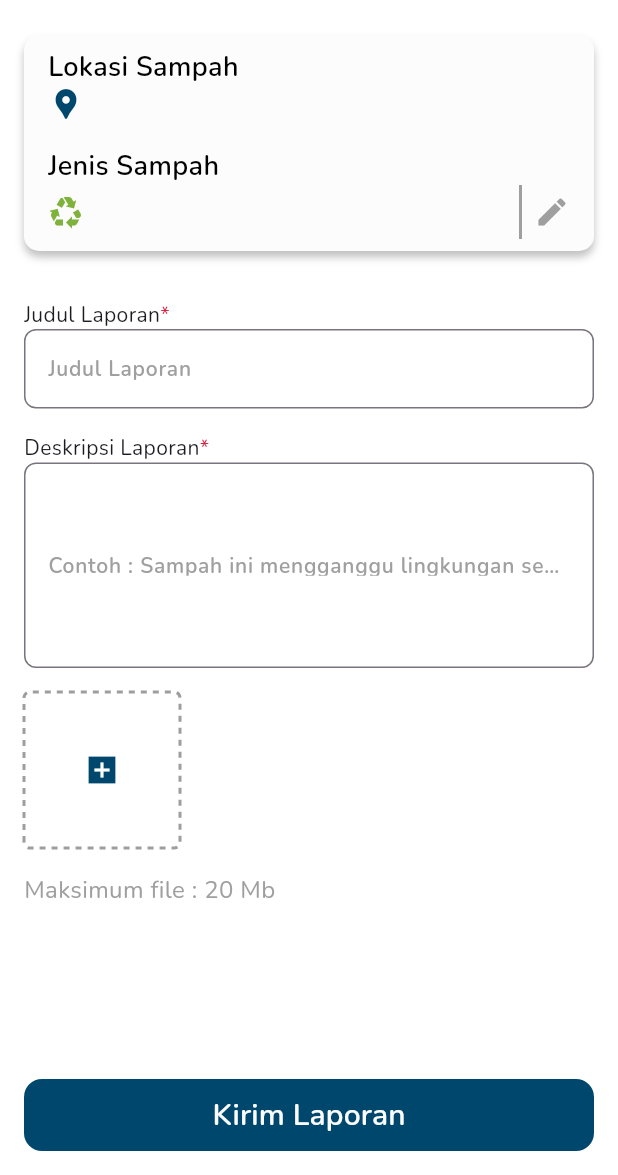
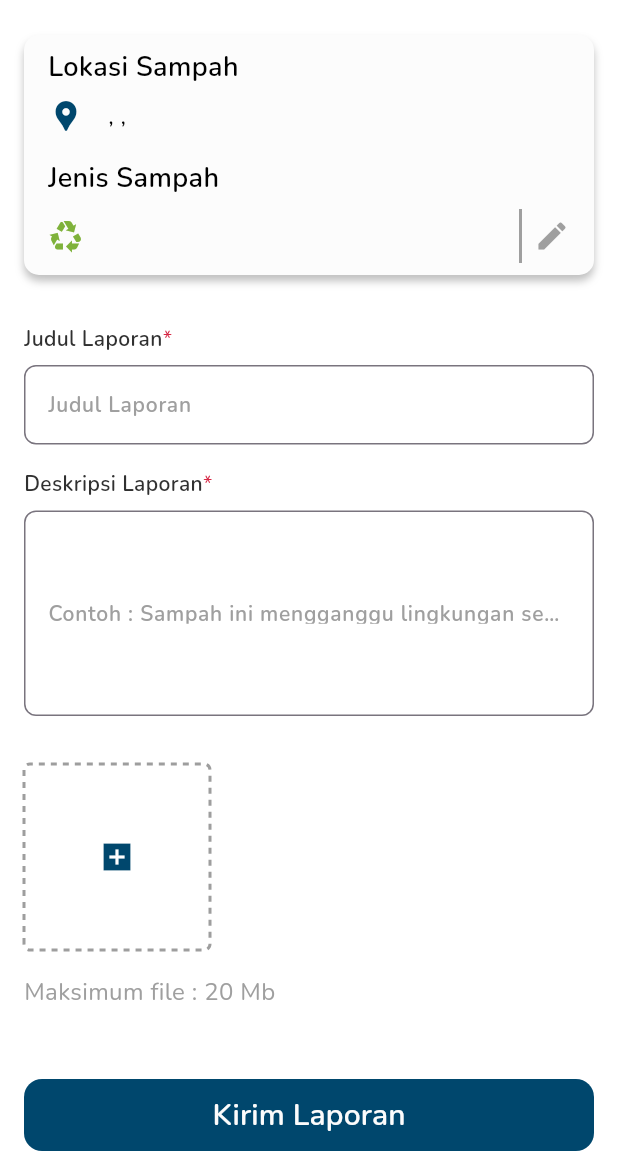
Before and after one commit to RECYTHNG/flutter_recything, a Flutter app: the ReportLitterScreen screen opened directly, on a phone screen of 412 x 824 dp, the part 61-1236 px from its top. Run offline on Flutter 3.47's test engine with Material 3 defaults, Android fonts, the phone set to English and light mode, and no system bars; drawn by our look-alikes of dotted_border; our stand-ins replace awesome_snackbar_content, cached_network_image, carousel_slider, contained_tab_bar_view, dash_chat_2, dio and 14 more; missing offline and left inert: carousel_indicator_simple, horizontal_stepper_flutter; accounts and stored records are empty; project files that could hold a hidden picture were left out.

Commit message:
fix: font and slicing in report littering

```diff
--- a/recything_application/lib/screens/report_litter/report_litter_screen.dart
+++ b/recything_application/lib/screens/report_litter/report_litter_screen.dart
@@ -25,6 +25,8 @@ class ReportLitterScreen extends StatefulWidget {
 class ReportLitterScreenState extends State<ReportLitterScreen> {
   final ReportLitterController litterController = Get.find();
   final MapLitterController mapLitterController = Get.find();
+  bool isTitleEmpty = false;
+  bool isDescriptionEmpty = false;
 
   @override
   void initState() {
@@ -38,13 +40,13 @@ class ReportLitterScreenState extends State<ReportLitterScreen> {
     );
   }
 
-  Future<void> _pickMedia(bool isImage) async {
-    await litterController.pickImage();
-  }
-
   void _showConfirmationSheet() {
-    if (litterController.title.value.isEmpty ||
-        litterController.condition.value.isEmpty ||
+    setState(() {
+      isTitleEmpty = litterController.title.value.isEmpty;
+      isDescriptionEmpty = litterController.condition.value.isEmpty;
+    });
+    if (isTitleEmpty ||
+        isDescriptionEmpty ||
         litterController.imageFiles.isEmpty) {
       Get.snackbar(
         '',
@@ -173,7 +175,9 @@ class ReportLitterScreenState extends State<ReportLitterScreen> {
                             'Lokasi Sampah',
                             style: TextStyleConstant.semiboldTitle,
                           ),
+                          SpacingConstant.verticalSpacing100,
                           Row(
+                            crossAxisAlignment: CrossAxisAlignment.center,
                             children: [
                               const Icon(
                                 Icons.location_pin,
@@ -182,8 +186,10 @@ class ReportLitterScreenState extends State<ReportLitterScreen> {
                               SpacingConstant.horizontalSpacing200,
                               Flexible(
                                 child: Obx(() => Text(
-                                      litterController.address.value,
+                                      '${litterController.address.value}, ${litterController.city.value}, ${litterController.province.value}',
                                       softWrap: true,
+                                      maxLines: 2,
+                                      overflow: TextOverflow.ellipsis,
                                       style: TextStyleConstant.regularSubtitle,
                                     )),
                               ),
@@ -194,6 +200,7 @@ class ReportLitterScreenState extends State<ReportLitterScreen> {
                             'Jenis Sampah',
                             style: TextStyleConstant.semiboldTitle,
                           ),
+                          SpacingConstant.verticalSpacing100,
                           Row(
                             mainAxisAlignment: MainAxisAlignment.spaceBetween,
                             children: [
@@ -234,10 +241,17 @@ class ReportLitterScreenState extends State<ReportLitterScreen> {
                       ),
                     ),
                     SpacingConstant.verticalSpacing400,
-                    const Row(
+                    Row(
                       children: [
-                        Text('Judul Laporan'),
                         Text(
+                          'Judul Laporan',
+                          style: TextStyleConstant.semiboldParagraph.copyWith(
+                            color: isTitleEmpty
+                                ? ColorConstant.dangerColor500
+                                : ColorConstant.netralColor900,
+                          ),
+                        ),
+                        const Text(
                           '*',
                           style: TextStyle(
                             color: ColorConstant.dangerColor500,
@@ -245,18 +259,32 @@ class ReportLitterScreenState extends State<ReportLitterScreen> {
                         ),
                       ],
                     ),
+                    SpacingConstant.verticalSpacing100,
                     CustomTextFieldWidget(
                       label: 'Judul Laporan',
                       hint: 'Contoh: Sampah Pinggir Jalan',
                       isFloatingLabel: false,
-                      onChanged: (value) =>
-                          litterController.title.value = value,
+                      onChanged: (value) {
+                        litterController.title.value = value;
+                        if (value.isNotEmpty) {
+                          setState(() {
+                            isTitleEmpty = false;
+                          });
+                        }
+                      },
                     ),
                     SpacingConstant.verticalSpacing200,
-                    const Row(
+                    Row(
                       children: [
-                        Text('Deskripsi Laporan'),
                         Text(
+                          'Deskripsi Laporan',
+                          style: TextStyleConstant.semiboldParagraph.copyWith(
+                            color: isDescriptionEmpty
+                                ? ColorConstant.dangerColor500
+                                : ColorConstant.netralColor900,
+                          ),
+                        ),
+                        const Text(
                           '*',
                           style: TextStyle(
                             color: ColorConstant.dangerColor500,
@@ -264,22 +292,29 @@ class ReportLitterScreenState extends State<ReportLitterScreen> {
                         ),
                       ],
                     ),
+                    SpacingConstant.verticalSpacing100,
                     CustomTextFieldWidget(
                       label:
                           'Contoh : Sampah ini mengganggu lingkungan sekitar',
                       hint: 'Laporan',
                       isFloatingLabel: false,
                       isTextArea: true,
-                      onChanged: (value) =>
-                          litterController.condition.value = value,
+                      onChanged: (value) {
+                        litterController.condition.value = value;
+                        if (value.isNotEmpty) {
+                          setState(() {
+                            isDescriptionEmpty = false;
+                          });
+                        }
+                      },
                     ),
-                    SpacingConstant.verticalSpacing200,
+                    SpacingConstant.verticalSpacing400,
                     Obx(
                       () => Wrap(
                         alignment: WrapAlignment.start,
                         runAlignment: WrapAlignment.start,
-                        spacing: 8.0,
-                        runSpacing: 8.0,
+                        spacing: 12.0,
+                        runSpacing: 12.0,
                         children: [
                           ...litterController.imageFiles
                               .asMap()
@@ -290,21 +325,20 @@ class ReportLitterScreenState extends State<ReportLitterScreen> {
                             return GestureDetector(
                               onTap: () =>
                                   _showEditPhotoBottomSheet(media!, index),
-                              child: Container(
-                                width: 100,
-                                height: 100,
-                                decoration: BoxDecoration(
-                                  borderRadius: BorderRadius.circular(4),
-                                ),
+                              child: ClipRRect(
+                                borderRadius: BorderRadius.circular(4),
                                 child: Image.file(
                                   File(media?.path ?? ''),
                                   fit: BoxFit.cover,
+                                  width: 120,
+                                  height: 120,
                                 ),
                               ),
                             );
                           }),
                           GestureDetector(
-                            onTap: () => _pickMedia(true),
+                            onTap: () => litterController.showImageSourceDialog(
+                                litterController.pickImage),
                             child: DottedBorder(
                               color: Colors.grey,
                               strokeWidth: 2,
@@ -312,8 +346,8 @@ class ReportLitterScreenState extends State<ReportLitterScreen> {
                               borderType: BorderType.RRect,
                               radius: const Radius.circular(4),
                               child: Container(
-                                width: 100,
-                                height: 100,
+                                width: 120,
+                                height: 120,
                                 alignment: Alignment.center,
                                 child: const Icon(
                                   Icons.add_box_sharp,
--- a/recything_application/lib/screens/report_litter/widget/app_bar_maps_report_litter_widget.dart
+++ b/recything_application/lib/screens/report_litter/widget/app_bar_maps_report_litter_widget.dart
@@ -23,7 +23,7 @@ class AppBarMapsReportLitterWidget extends StatelessWidget {
         ),
         const Spacer(),
         Text(
-          'Pilih Lokasi',
+          'Pilih Lokasi Sampah',
           style: TextStyleConstant.boldSubtitle.copyWith(
             color: ColorConstant.netralColor900,
           ),
--- a/recything_application/lib/screens/report_litter/widget/next_button_maps_report_litter_widget.dart
+++ b/recything_application/lib/screens/report_litter/widget/next_button_maps_report_litter_widget.dart
@@ -23,7 +23,7 @@ class NextButtonMapsReportLitterWidget extends StatelessWidget {
               ? ColorConstant.primaryColor500
               : ColorConstant.netralColor500,
           isBorder: false,
-          title: 'Selanjutnya',
+          title: 'Pilih Lokasi Yang Dipilih',
           textColor: ColorConstant.netralColor50,
           fontSize: 14,
         );
```
Also changed, not shown: recything_application/lib/controllers/report_litter_controller.dart (+33 -4 lines), recything_application/lib/screens/report_litter/pick_litter_type_screen.dart (+11 -4 lines).
